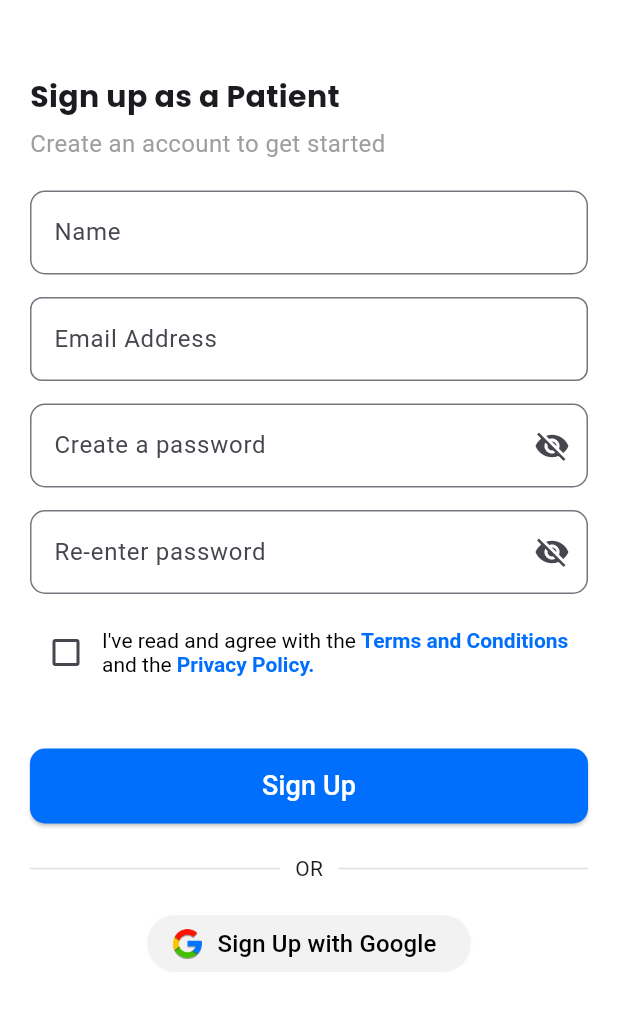
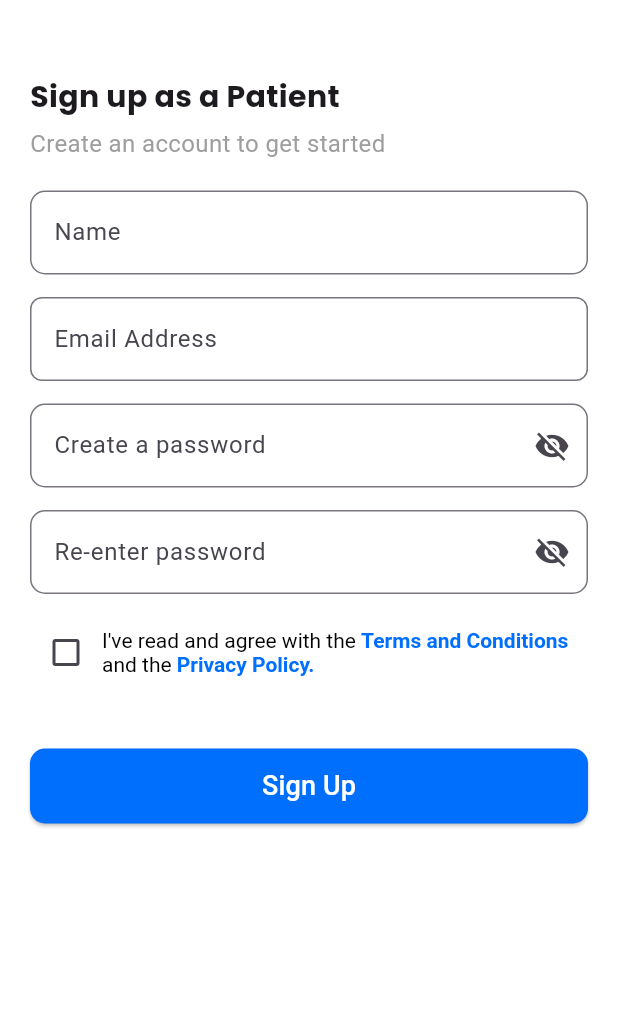
Before and after one commit to Arpit-Raj1/HealthCare-App, a Flutter app: the AppSignup screen opened directly, on a phone screen of 412 x 824 dp. Shown: the top 1011 px of the screen. Run offline on Flutter 3.47's test engine with Material 3 defaults, Android fonts, the phone set to English and light mode, and no system bars; our stand-ins replace flutter_svg, google_fonts; project files that could hold a hidden picture were left out.

Commit message:
fix: singup

```diff
--- a/swastify/lib/components/app_signup.dart
+++ b/swastify/lib/components/app_signup.dart
@@ -1,12 +1,9 @@
 import 'package:flutter/material.dart';
-import 'package:flutter_keyboard_visibility/flutter_keyboard_visibility.dart';
+// import 'package:flutter_keyboard_visibility/flutter_keyboard_visibility.dart';
 import 'package:swastify/components/action_with_button.dart';
 import 'package:swastify/components/app_button.dart';
 import 'package:swastify/components/app_password_field.dart';
 import 'package:swastify/components/app_text_field.dart';
-import 'package:swastify/config/app_routes.dart';
-import 'package:swastify/config/app_strings.dart';
-import 'package:swastify/pages/login_page.dart';
 import 'package:swastify/components/app_email_field.dart';
 import 'package:swastify/styles/app_text.dart';
 
@@ -42,9 +39,7 @@ class _AppSignupState extends State<AppSignup> {
   Widget build(BuildContext context) {
     return Scaffold(
       body: SafeArea(
-        child: KeyboardVisibilityBuilder(
-          builder: (context, isKeyboardVisible) {
-            return Column(
+        child: Column(
           children: [
             Expanded(
               child: SingleChildScrollView(
@@ -120,49 +115,13 @@ class _AppSignupState extends State<AppSignup> {
                         ],
                       ),
                       const SizedBox(height: 40),
-                          AppButton(
-                            onPressed: _validateForm,
-                            hintText: "Sign Up",
-                          ),
-                          if (!isKeyboardVisible) ...[
-                            const SizedBox(height: 20),
-                            Row(
-                              mainAxisAlignment: MainAxisAlignment.center,
-                              children: [
-                                Expanded(
-                                  child: Divider(
-                                    thickness: 1,
-                                    color: Colors.grey[300],
-                                  ),
-                                ),
-                                const Padding(
-                                  padding: EdgeInsets.symmetric(horizontal: 10),
-                                  child: Text("OR"),
-                                ),
-                                Expanded(
-                                  child: Divider(
-                                    thickness: 1,
-                                    color: Colors.grey[300],
-                                  ),
-                                ),
-                              ],
-                            ),
-                            const SizedBox(height: 20),
-                            ActionWithButton(
-                              fileLoc: "assets/images/google_logo.png",
-                              provider: "Google",
-                              onPressed: () {},
-                              action: "Sign Up",
-                            ),
-                          ],
+                      AppButton(onPressed: _validateForm, hintText: "Sign Up"),
                     ],
                   ),
                 ),
               ),
             ),
           ],
-            );
-          },
         ),
       ),
     );
--- a/swastify/lib/pages/login_page.dart
+++ b/swastify/lib/pages/login_page.dart
@@ -4,7 +4,6 @@ import 'package:swastify/components/action_with_button.dart';
 import 'package:swastify/components/app_button.dart';
 import 'package:swastify/components/app_password_field.dart';
 import 'package:swastify/components/app_text_field.dart';
-import 'package:swastify/components/action_with_button.dart';
 import 'package:swastify/pages/forgot_password_page.dart';
 import 'package:swastify/pages/signup_options.dart';
 import 'package:swastify/styles/app_text.dart';
--- a/swastify/pubspec.yaml
+++ b/swastify/pubspec.yaml
@@ -31,7 +31,7 @@ dependencies:
     flutter:
         sdk: flutter
     flutter_svg: ^2.0.17
-    flutter_keyboard_visibility: ^5.0.0
+    # flutter_keyboard_visibility: ^5.0.0
 
     # The following adds the Cupertino Icons font to your application.
     # Use with the CupertinoIcons class for iOS style icons.
```
Also changed, not shown: swastify/pubspec.lock. Lines whose indentation alone changed are shown as unchanged.
